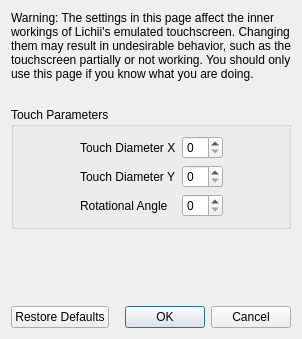
Old version of the form src/yuzu/configuration/configure_touchscreen_advanced.ui in the repository Djipi71/OOT.
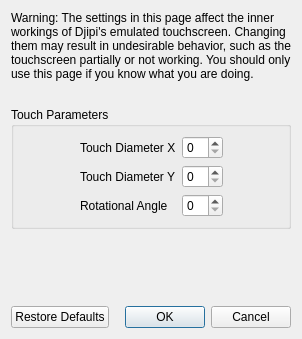
New version of the form.

Commit message:
Rebrand visible names to Djipi / OOT Remake
Window titles, dialogs, menus, hotkey label, version ("Djipi v1", from
dist/djipi_version.txt), log banner and update repo now name Djipi / OOT Remake
instead of Lichii / Frizti. Identifiers, file names, cache directories and
source copyright notices are unchanged; the About text and README credit the
upstream projects.

The edit to the form file:
```diff
--- a/src/yuzu/configuration/configure_touchscreen_advanced.ui
+++ b/src/yuzu/configuration/configure_touchscreen_advanced.ui
@@ -23,7 +23,7 @@
       </size>
      </property>
      <property name="text">
-      <string>Warning: The settings in this page affect the inner workings of Lichii's emulated touchscreen. Changing them may result in undesirable behavior, such as the touchscreen partially or not working. You should only use this page if you know what you are doing.</string>
+      <string>Warning: The settings in this page affect the inner workings of Djipi's emulated touchscreen. Changing them may result in undesirable behavior, such as the touchscreen partially or not working. You should only use this page if you know what you are doing.</string>
      </property>
      <property name="wordWrap">
       <bool>true</bool>
```
The commit also changes 24 other files.
